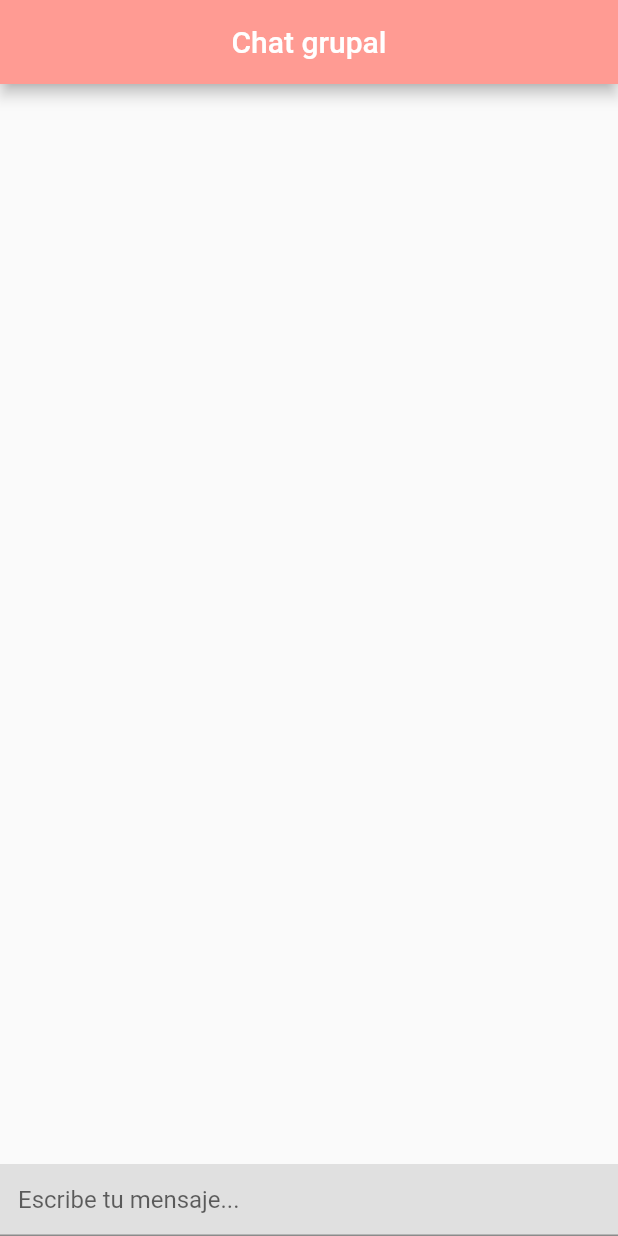
After one commit to UNIZAR-30226-2022-07/Frontend_movil, a Flutter app: the MyStatelessWidget screen opened directly, on a phone screen of 412 x 824 dp. The commit adds this screen. Run offline on Flutter 3.47's test engine with Material 2 defaults, Android fonts, the phone set to English and light mode, and no system bars; our stand-ins replace file_picker, flutter_chat_types, flutter_chat_ui, image_picker, open_file; missing offline and left inert: clipboard, stomp_dart_client.

Commit message:
llegan los mensajes del chat pero no se muestran

```diff
--- /dev/null
+++ b/lib/src/pages/new_chat.dart
@@ -0,0 +1,46 @@
+import 'package:flutter/material.dart';
+
+void main() => runApp(const MyApp());
+
+class MyApp extends StatelessWidget {
+  const MyApp({Key? key}) : super(key: key);
+
+  static const String _title = 'Flutter Code Sample';
+
+  @override
+  Widget build(BuildContext context) {
+    return const MaterialApp(
+      title: _title,
+      home: MyStatelessWidget(),
+    );
+  }
+}
+
+class MyStatelessWidget extends StatelessWidget {
+  const MyStatelessWidget({Key? key}) : super(key: key);
+
+  @override
+  Widget build(BuildContext context) {
+    return Scaffold(
+      appBar: AppBar(
+        title: const Text('Chat grupal'),
+        actions: <Widget>[
+        ],
+      ),
+      body: Column(
+        children: [
+          Expanded(child: Container()),
+          Container(
+            color: Colors.grey[300],
+            child: TextField(
+              decoration: const InputDecoration(
+                contentPadding: EdgeInsets.all(12),
+                hintText: 'Escribe tu mensaje...'
+              )
+            )
+          )
+        ],
+      )
+    );
+  }
+}
```
Also changed, not shown: lib/src/pages/chat.dart (+15 -25 lines).
